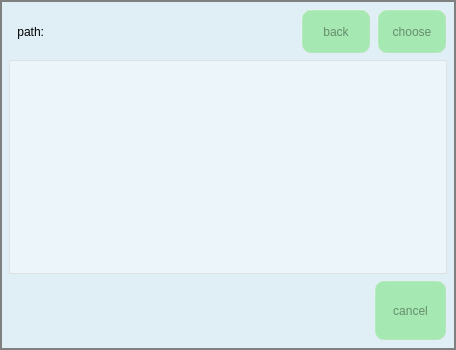
Qt form file_opration.ui (jizizihe/baijie_demo) before a commit.
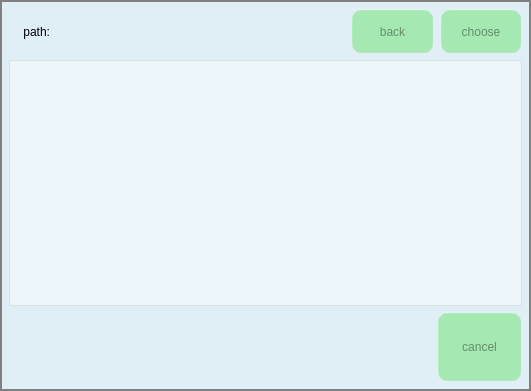
The same form after that commit. Icons and pictures are not drawn.

Diff of the .ui file:
```diff
--- a/file_opration.ui
+++ b/file_opration.ui
@@ -6,8 +6,8 @@
    <rect>
     <x>0</x>
     <y>0</y>
-    <width>456</width>
-    <height>350</height>
+    <width>531</width>
+    <height>391</height>
    </rect>
   </property>
   <property name="font">
```
Left out of the diff: 2 changed lines with no effect on the pictures.
